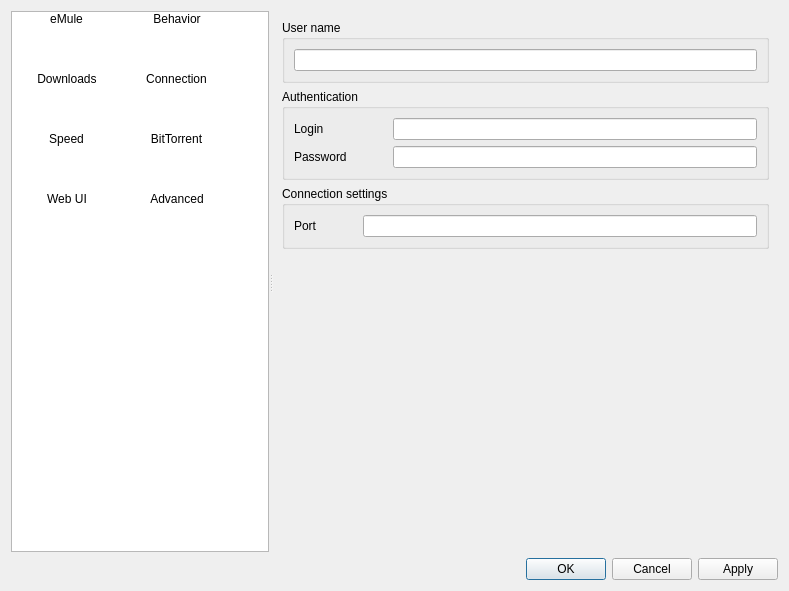
The window that src/preferences/options.ui (qmule/qmule) describes before a commit, drawn with Qt 5.
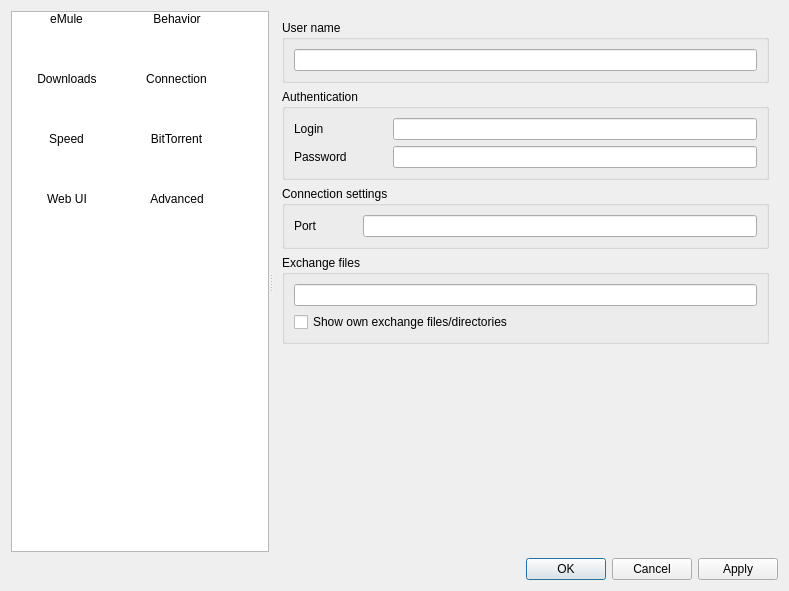
The same window after the commit. Icons and pictures are not drawn.

Commit message: Added new options. Some improvements on files widget.

Patch:
```diff
--- a/src/preferences/options.ui
+++ b/src/preferences/options.ui
@@ -284,6 +284,25 @@
           </layout>
          </widget>
         </item>
+        <item>
+         <widget class="QGroupBox" name="groupBox_10">
+          <property name="title">
+           <string>Exchange files</string>
+          </property>
+          <layout class="QVBoxLayout" name="verticalLayout_32">
+           <item>
+            <widget class="QLineEdit" name="editExchaneDir"/>
+           </item>
+           <item>
+            <widget class="QCheckBox" name="checkExchange">
+             <property name="text">
+              <string>Show own exchange files/directories</string>
+             </property>
+            </widget>
+           </item>
+          </layout>
+         </widget>
+        </item>
         <item>
          <spacer name="verticalSpacer_3">
           <property name="orientation">
```
Left out of the diff: 14 changed lines with no effect on the pictures. The commit also changes 4 other files.
